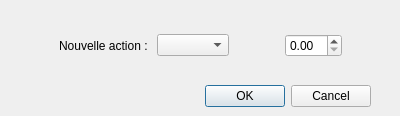
alchimiste3/Projet-Zumo-Intel-Curie-101, file tracker/BluetoothArduino/ajouterwindow.ui: the form before one commit.
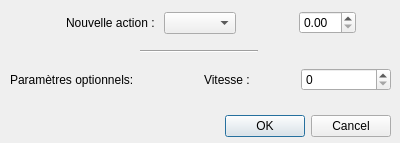
The form after the commit.

Patch:
```diff
--- a/tracker/BluetoothArduino/ajouterwindow.ui
+++ b/tracker/BluetoothArduino/ajouterwindow.ui
@@ -7,7 +7,7 @@
     <x>0</x>
     <y>0</y>
     <width>400</width>
-    <height>116</height>
+    <height>143</height>
    </rect>
   </property>
   <property name="windowTitle">
@@ -16,8 +16,8 @@
   <widget class="QDialogButtonBox" name="buttonBox">
    <property name="geometry">
     <rect>
-     <x>30</x>
-     <y>80</y>
+     <x>50</x>
+     <y>110</y>
      <width>341</width>
      <height>32</height>
     </rect>
@@ -34,8 +34,8 @@
     <rect>
      <x>10</x>
      <y>10</y>
-     <width>381</width>
-     <height>71</height>
+     <width>402</width>
+     <height>26</height>
     </rect>
    </property>
    <layout class="QHBoxLayout" name="horizontalLayout">
@@ -93,6 +93,60 @@
     </item>
    </layout>
   </widget>
+  <widget class="QWidget" name="horizontalLayoutWidget_2">
+   <property name="geometry">
+    <rect>
+     <x>10</x>
+     <y>60</y>
+     <width>381</width>
+     <height>40</height>
+    </rect>
+   </property>
+   <layout class="QHBoxLayout" name="horizontalLayout_2">
+    <item>
+     <widget class="QLabel" name="label_2">
+      <property name="text">
+       <string>Paramètres optionnels: </string>
+      </property>
+     </widget>
+    </item>
+    <item>
+     <layout class="QVBoxLayout" name="verticalLayout_2">
+      <item>
+       <layout class="QHBoxLayout" name="horizontalLayout_3">
+        <item>
+         <widget class="QLabel" name="label_3">
+          <property name="text">
+           <string>Vitesse : </string>
+          </property>
+         </widget>
+        </item>
+        <item>
+         <widget class="QSpinBox" name="spinBoxVitesse"/>
+        </item>
+       </layout>
+      </item>
+     </layout>
+    </item>
+   </layout>
+  </widget>
+  <widget class="Line" name="line">
+   <property name="geometry">
+    <rect>
+     <x>140</x>
+     <y>50</y>
+     <width>118</width>
+     <height>3</height>
+    </rect>
+   </property>
+   <property name="orientation">
+    <enum>Qt::Horizontal</enum>
+   </property>
+  </widget>
+  <zorder>horizontalLayoutWidget</zorder>
+  <zorder>buttonBox</zorder>
+  <zorder>horizontalLayoutWidget_2</zorder>
+  <zorder>line</zorder>
  </widget>
  <resources/>
  <connections>
```
